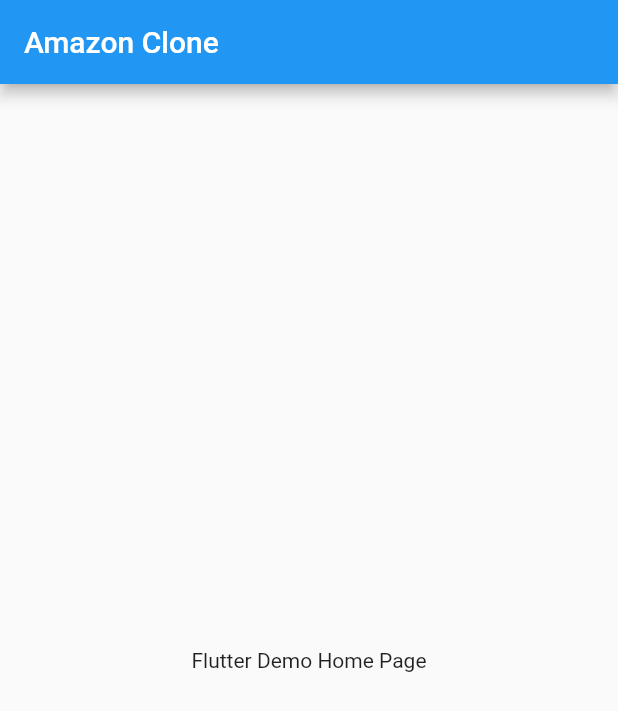
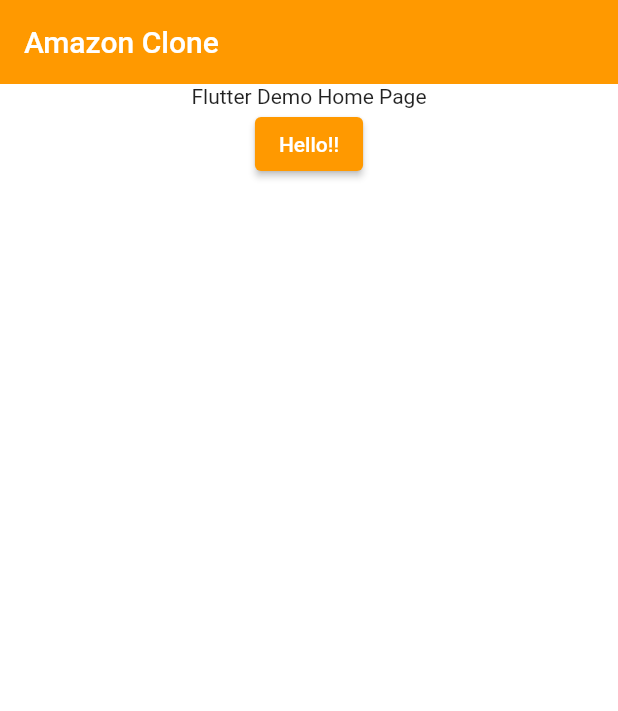
Before and after one commit to Prat2030/Flutter_Amazon_Clone, a Flutter app: the screen it shows after launch, on a phone screen of 412 x 824 dp. Shown: the top 711 px of the screen. Run offline on Flutter 3.47's test engine with Material 2 defaults, Android fonts, the phone set to English and light mode, and no system bars.

Commit message:
divided app into pieces

```diff
--- a/lib/main.dart
+++ b/lib/main.dart
@@ -1,4 +1,5 @@
 import 'package:flutter/material.dart';
+import 'package:flutter_amazon_clone/constants/global_variables.dart';
 
 void main() {
   runApp(const MyApp());
@@ -11,14 +12,25 @@ class MyApp extends StatelessWidget {
     return MaterialApp(
       title: 'Amazon Clone',
       theme: ThemeData(
-        primarySwatch: Colors.blue,
-      ),
+          scaffoldBackgroundColor: GlobalVariables.backgroundColor,
+          colorScheme: ColorScheme.light(
+            primary: GlobalVariables.secondaryColor,
+          ),
+          appBarTheme: const AppBarTheme(
+            elevation: 0,
+            iconTheme: IconThemeData(color: Colors.black),
+          )),
       home: Scaffold(
         appBar: AppBar(
           title: const Text('Amazon Clone'),
         ),
-        body: Center(
-          child: Text('Flutter Demo Home Page'),
+        body: Column(
+          children: [
+            const Center(
+              child: Text('Flutter Demo Home Page'),
+            ),
+            ElevatedButton(onPressed: () {}, child: Text('Hello!!'))
+          ],
         ),
       ),
     );
```
Also changed, not shown: lib/features/auth/screens/auth_screen.dart (added, +15 -0 lines).
